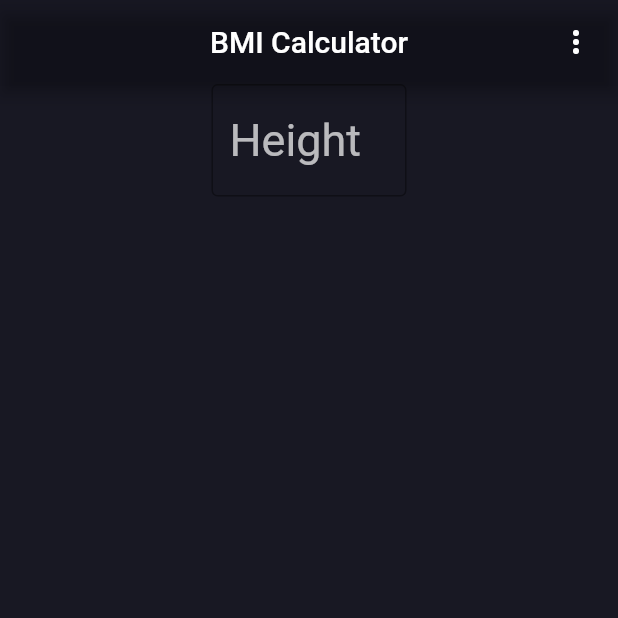
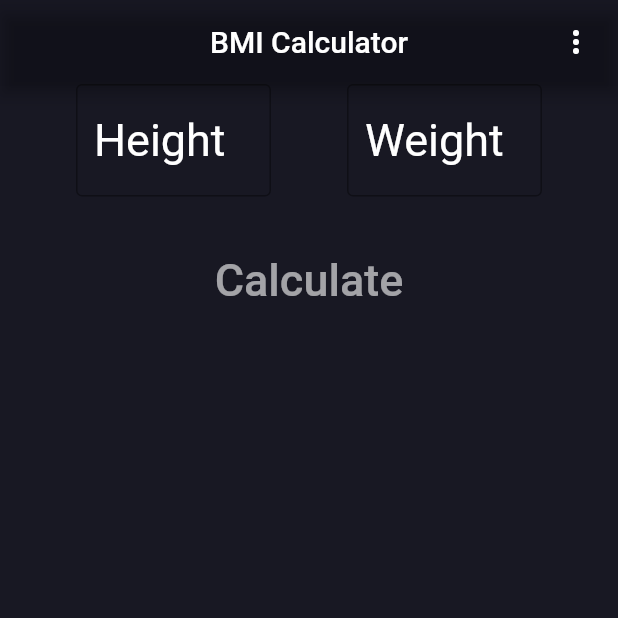
Before and after one commit to sandesh101/BMI-Calculator, a Flutter app: the screen it shows after launch, on a phone screen of 412 x 824 dp, the top half of it. Run offline on Flutter 3.47's test engine with Material 2 defaults, Android fonts, the phone set to English and light mode, and no system bars.

Commit message:
Added Button to Calculate

```diff
--- a/lib/bmi.dart
+++ b/lib/bmi.dart
@@ -23,7 +23,9 @@ class _BmiUIState extends State<BmiUI> {
       ),
       body: Column(
         children: [
-          Row(mainAxisAlignment: MainAxisAlignment.spaceEvenly, children: [
+          Row(
+            mainAxisAlignment: MainAxisAlignment.spaceEvenly,
+            children: [
               Container(
                 width: 130,
                 child: TextField(
@@ -34,11 +36,37 @@ class _BmiUIState extends State<BmiUI> {
                     border: OutlineInputBorder(
                       borderSide: BorderSide(color: Colors.white),
                     ),
-                  hintStyle: TextStyle(color: Colors.white70),
+                    hintStyle: TextStyle(color: Colors.white),
                   ),
                 ),
               ),
-          ]),
+              Container(
+                width: 130,
+                child: TextField(
+                  style: TextStyle(color: Colors.white70, fontSize: 30),
+                  keyboardType: TextInputType.number,
+                  decoration: InputDecoration(
+                    hintText: 'Weight',
+                    border: OutlineInputBorder(
+                      borderSide: BorderSide(color: Colors.white),
+                    ),
+                    hintStyle: TextStyle(color: Colors.white),
+                  ),
+                ),
+              ),
+            ],
+          ),
+          SizedBox(height: 30),
+          Container(
+            child: TextButton(
+              onPressed: () {},
+              child: Text(
+                'Calculate',
+                style: TextStyle(fontSize: 30, color: Colors.white60),
+              ),
+            ),
+          ),
+          SizedBox(height: 30),
         ],
       ),
     );
```
Lines whose indentation alone changed are shown as unchanged.
